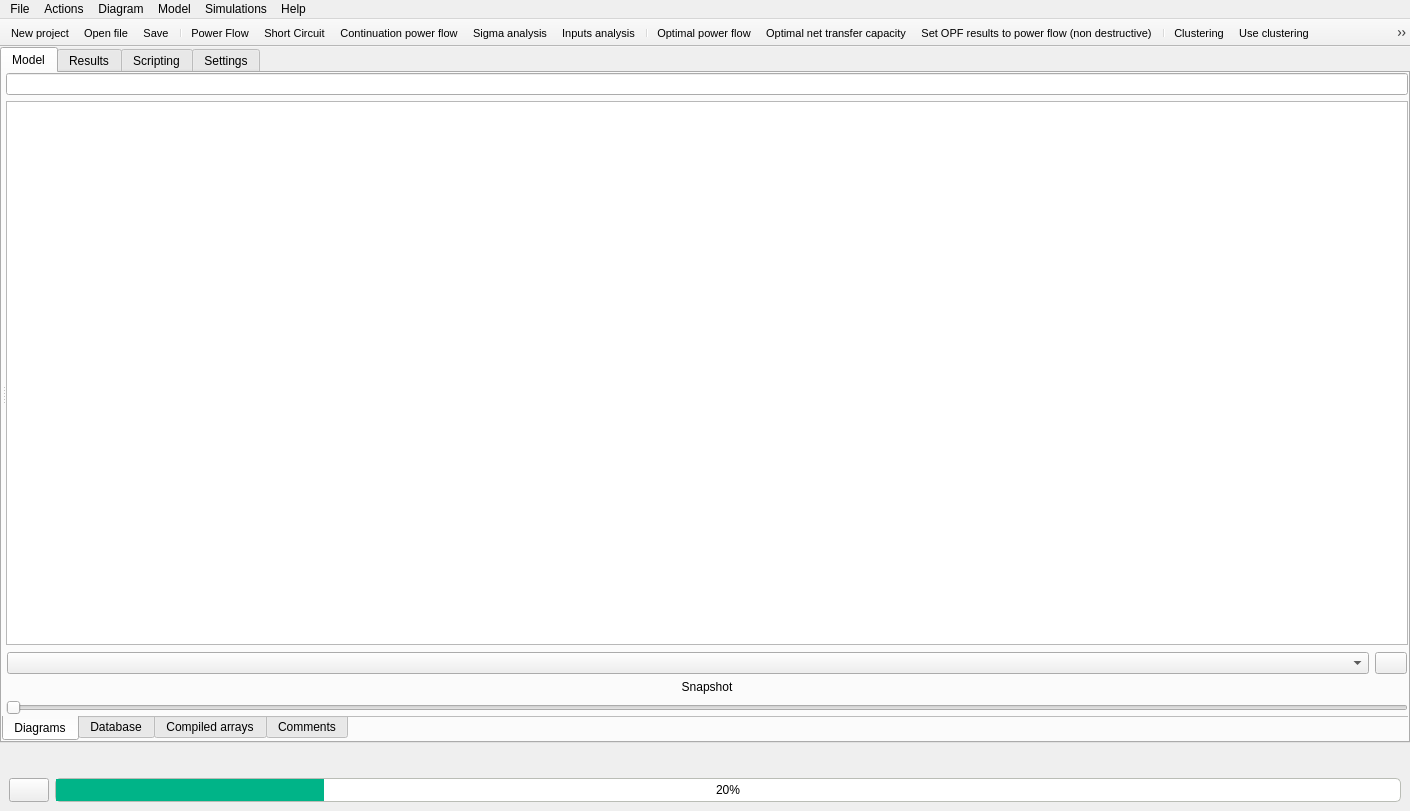
This is src/GridCal/Gui/Main/MainWindow.ui in SanPen/GridCal as Qt 5 draws it before an edit. The edited form follows.
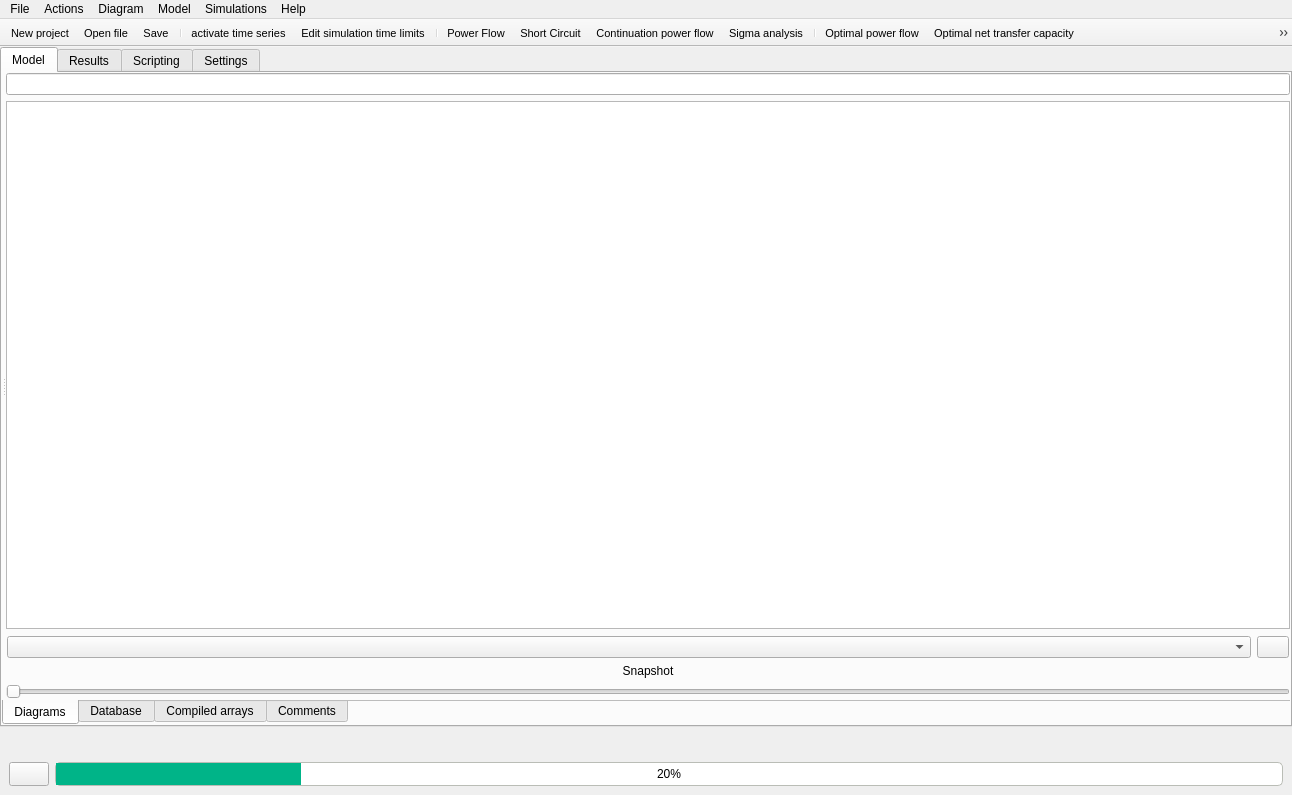
This is the edited form. The open tabs and pages were chosen to show the change. Icons and pictures are not drawn.

Commit message: Added more icons and refactored the GUI so that the time series functionality can be accessed by toggling the time series flag

```diff
--- a/src/GridCal/Gui/Main/MainWindow.ui
+++ b/src/GridCal/Gui/Main/MainWindow.ui
@@ -6,8 +6,8 @@
    <rect>
     <x>0</x>
     <y>0</y>
-    <width>1410</width>
-    <height>811</height>
+    <width>1292</width>
+    <height>795</height>
    </rect>
   </property>
   <property name="baseSize">
@@ -8695,8 +8695,8 @@
     <rect>
      <x>0</x>
      <y>0</y>
-     <width>1410</width>
-     <height>24</height>
+     <width>1292</width>
+     <height>22</height>
     </rect>
    </property>
    <widget class="QMenu" name="menuProject">
@@ -8887,11 +8887,13 @@
    <addaction name="actionOpen_file"/>
    <addaction name="actionSave"/>
    <addaction name="separator"/>
+   <addaction name="actionactivate_time_series"/>
+   <addaction name="actionEdit_simulation_time_limits"/>
+   <addaction name="separator"/>
    <addaction name="actionPower_flow"/>
    <addaction name="actionShort_Circuit"/>
    <addaction name="actionVoltage_stability"/>
    <addaction name="actionSigma_analysis"/>
-   <addaction name="actionInputs_analysis"/>
    <addaction name="separator"/>
    <addaction name="actionOPF"/>
    <addaction name="actionOptimal_Net_Transfer_Capacity"/>
@@ -8909,14 +8911,15 @@
    <addaction name="actionContingency_analysis"/>
    <addaction name="actionATC"/>
    <addaction name="separator"/>
-   <addaction name="actionactivate_time_series"/>
    <addaction name="actionBigger_nodes"/>
    <addaction name="actionSmaller_nodes"/>
    <addaction name="actionCenter_view"/>
    <addaction name="actionAutoatic_layout"/>
    <addaction name="actionDelete_selected"/>
    <addaction name="separator"/>
+   <addaction name="actionInputs_analysis"/>
    <addaction name="actionLaunch_data_analysis_tool"/>
+   <addaction name="separator"/>
   </widget>
   <action name="actionOpen_file">
    <property name="icon">
```
Left out of the diff: 57 changed lines with no effect on the pictures. The commit also changes 10 other files.
